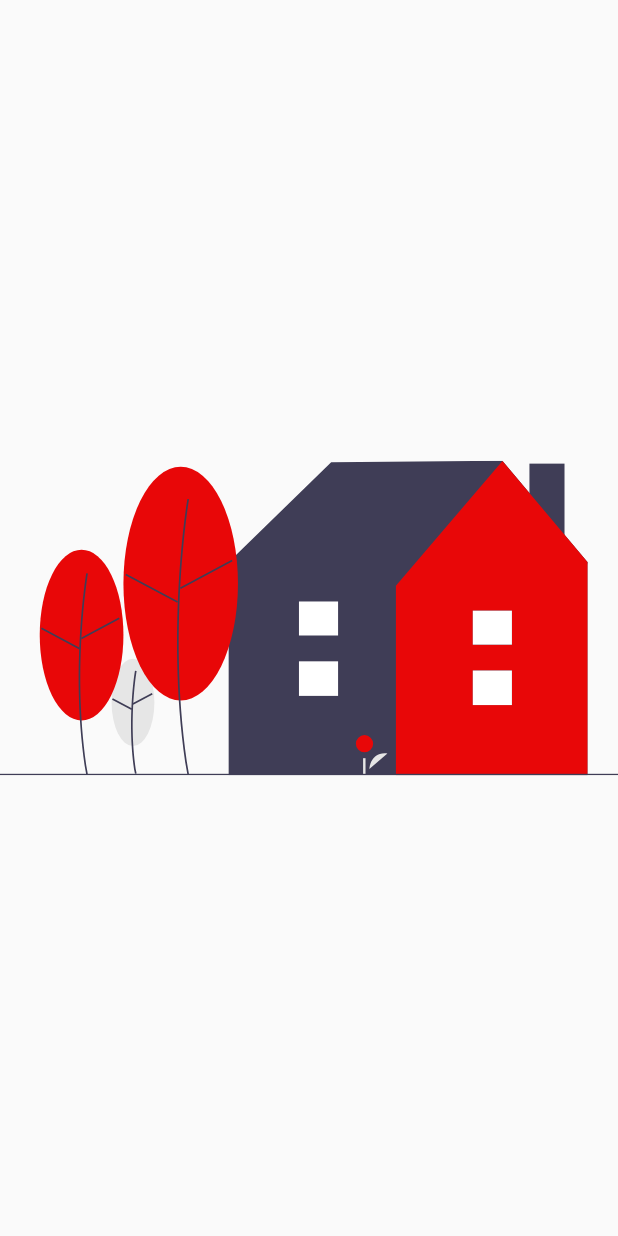
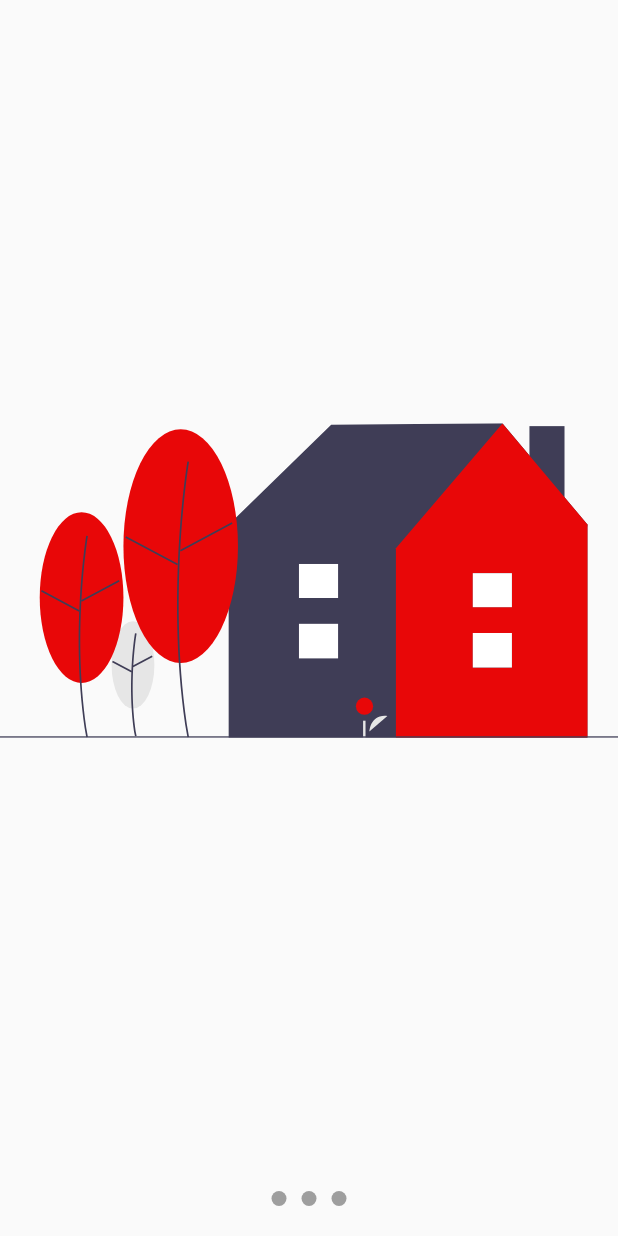
Before and after one commit to germanheinz/DesignsProFlutter, a Flutter app: the screen it shows after launch, on a phone screen of 412 x 824 dp. Run offline on Flutter 3.47's test engine with Material 2 defaults, Android fonts, the phone set to English and light mode, and no system bars; our stand-ins replace flutter_svg.

Commit message:
Designs SlideShow - Dots

```diff
--- a/lib/pages/slideshow_page.dart
+++ b/lib/pages/slideshow_page.dart
@@ -7,8 +7,69 @@ class SlideShowPage extends StatelessWidget {
   Widget build(BuildContext context) {
     return Scaffold(
       body: Center(
-        child: SvgPicture.asset('assets/svg/undraw_at_home_octe.svg'),
+        child: Column(
+          children: <Widget>[
+            Expanded(
+              child: _Slides()
+            ),
+             _Dots(),
+          ],
+        )
       )
     );
   }
 }
+
+class _Slides extends StatelessWidget {
+
+  @override
+  Widget build(BuildContext context) {
+    return Container(
+      child: PageView(
+        children: <Widget>[
+          SvgPicture.asset('assets/svg/undraw_at_home_octe.svg'),
+          SvgPicture.asset('assets/svg/undraw_cohort_analysis_stny.svg'),
+          SvgPicture.asset('assets/svg/undraw_nature_on_screen_xkli.svg'),
+        ],
+      ),
+    );
+  }
+}
+class _Dots extends StatelessWidget {
+
+  @override
+  Widget build(BuildContext context) {
+    return Container(
+     width: double.infinity,
+     height: 50,
+     child: Row(
+       mainAxisAlignment: MainAxisAlignment.center,
+       children: <Widget>[
+         Dot(),
+         Dot(),
+         Dot(),
+       ],
+     ),
+    );
+  }
+}
+
+class Dot extends StatelessWidget {
+  const Dot({
+    Key key,
+  }) : super(key: key);
+
+  @override
+  Widget build(BuildContext context) {
+    return Container(
+      height: 10,
+      width: 10,
+      margin: EdgeInsets.symmetric(horizontal: 5),
+      decoration: BoxDecoration(
+        color: Colors.grey,
+        shape: BoxShape.circle,
+
+      ),
+    );
+  }
+}
```
